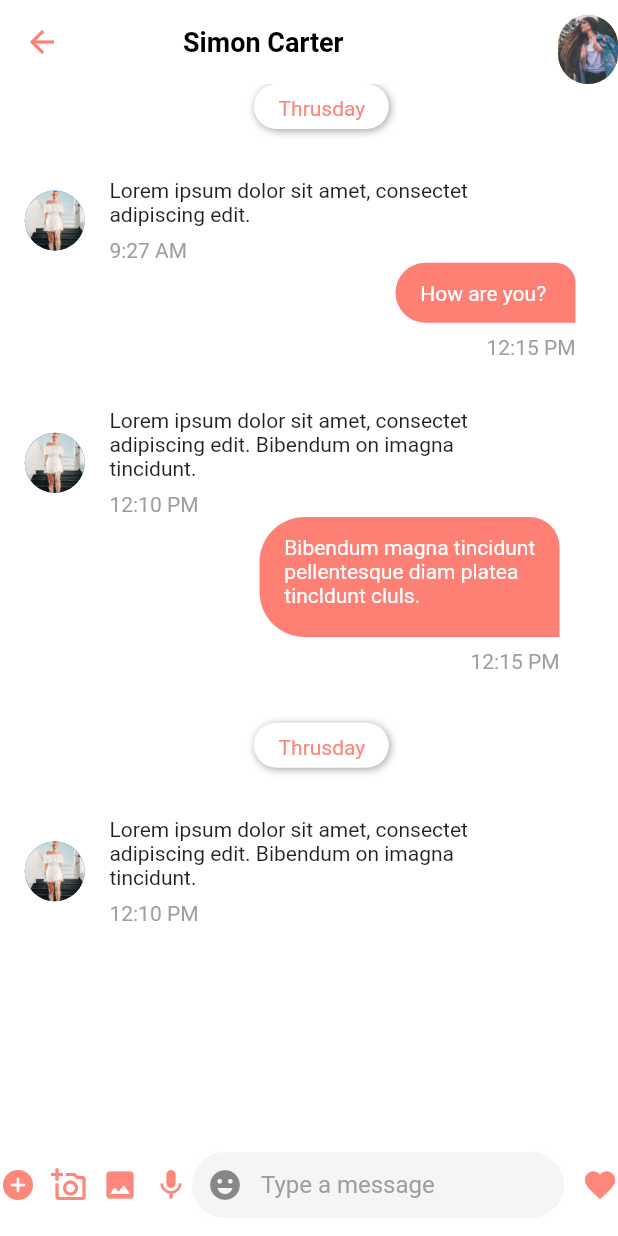
After one commit to shyamnepal/Dating-app-UI, a Flutter app: the SimonMessage1 screen opened directly, on a phone screen of 412 x 824 dp. The commit adds this screen. Run offline on Flutter 3.47's test engine with Material 2 defaults, Android fonts, the light colour scheme and no system bars; our stand-ins replace flutter_screenutil, font_awesome_flutter; missing offline and left inert: email_auth.

Commit message:
upto message page

```diff
--- /dev/null
+++ b/lib/components/navbar1.dart
@@ -0,0 +1,95 @@
+import 'package:datingapp/pages/chart.dart';
+import 'package:flutter/material.dart';
+
+class Navbar1 extends StatefulWidget {
+  const Navbar1({Key? key}) : super(key: key);
+
+  @override
+  _Navbar1State createState() => _Navbar1State();
+}
+
+class _Navbar1State extends State<Navbar1> {
+  @override
+  Widget build(BuildContext context) {
+    return Row(
+      children: [
+        InkWell(
+          onTap: () {
+            Navigator.push(context,
+                MaterialPageRoute(builder: (context) => const Chart()));
+          },
+          child: Icon(
+            Icons.add_circle_rounded,
+            color: Color(0xffFD877B),
+          ),
+        ),
+        Padding(
+          padding: EdgeInsets.only(left: 10),
+          child: Icon(
+            Icons.add_a_photo_outlined,
+            color: Color(0xffFD877B),
+          ),
+        ),
+        Padding(
+          padding: EdgeInsets.only(left: 10.0),
+          child: Icon(
+            Icons.image_rounded,
+            color: Color(0xffFD877B),
+          ),
+        ),
+        Padding(
+          padding: EdgeInsets.only(left: 10),
+          child: Icon(
+            Icons.mic,
+            color: Color(0xffFD877B),
+          ),
+        ),
+        Expanded(
+          child: Container(
+            child: Padding(
+              padding: const EdgeInsets.only(bottom: 10, top: 10),
+              child: TextFormField(
+                decoration: InputDecoration(
+                  contentPadding: new EdgeInsets.symmetric(vertical: 10.0),
+                  focusColor: Color(0xfff5f5f5),
+                  enabledBorder: OutlineInputBorder(
+                    borderRadius: BorderRadius.circular(30.0),
+                    borderSide:
+                        const BorderSide(color: Colors.white, width: 2.0),
+                  ),
+                  focusedBorder: OutlineInputBorder(
+                      borderSide:
+                          const BorderSide(color: Colors.white, width: 2.0),
+                      borderRadius: BorderRadius.circular(30)),
+                  labelStyle: TextStyle(
+                    color: Color(0xfff5f5f5),
+                  ),
+
+                  hintText: "Type a message",
+                  hintStyle: TextStyle(color: Colors.grey),
+                  filled: true,
+
+                  fillColor: Color(0xfff5f5f5),
+                  prefixIcon: Icon(
+                    Icons.emoji_emotions,
+                  ),
+                  // enabledBorder: UnderlineInputBorder(
+                  //   borderSide: BorderSide(
+                  //       color: Color(0xFF6200EE)),
+                  // ),
+                ),
+              ),
+            ),
+          ),
+        ),
+        Padding(
+          padding: EdgeInsets.only(left: 10),
+          child: Icon(
+            Icons.favorite,
+            color: Color(0xffFD877B),
+          ),
+        ),
+      ],
+    );
+  }
+}
--- /dev/null
+++ b/lib/pages/simanmessage1.dart
@@ -0,0 +1,282 @@
+// ignore_for_file: prefer_const_constructors, prefer_const_literals_to_create_immutables
+
+import 'package:datingapp/components/navbar1.dart';
+import 'package:flutter/material.dart';
+
+class SimonMessage1 extends StatefulWidget {
+  const SimonMessage1({Key? key}) : super(key: key);
+
+  @override
+  _SimonMessage1State createState() => _SimonMessage1State();
+}
+
+class _SimonMessage1State extends State<SimonMessage1> {
+  double height = 0;
+  double width = 0;
+
+  @override
+  void didChangeDependencies() {
+    // TODO: implement didChangeDependencies
+    super.didChangeDependencies();
+    setState(() {
+      height = MediaQuery.of(context).size.height;
+      width = MediaQuery.of(context).size.width;
+    });
+  }
+
+  @override
+  Widget build(BuildContext context) {
+    return Scaffold(
+      backgroundColor: Colors.white,
+      appBar: AppBar(
+        backgroundColor: Colors.white,
+        elevation: 0,
+        leading: InkWell(
+            onTap: () {
+              Navigator.pop(context);
+            },
+            child: Icon(
+              Icons.arrow_back,
+              color: Color(0xffFE8074),
+            )),
+        title: Padding(
+          padding: const EdgeInsets.only(left: 50),
+          child: Text(
+            "Simon Carter",
+            style: TextStyle(
+                color: Colors.black, fontWeight: FontWeight.bold, fontSize: 18),
+          ),
+        ),
+        actions: [
+          Container(
+            margin: EdgeInsets.only(top: 10),
+            width: 40,
+            height: 40,
+            decoration: BoxDecoration(
+                color: Colors.orange,
+                //border: Border.all(color: Color(0xffff8b7e), width: 3),
+                borderRadius: BorderRadius.circular(100),
+                image: const DecorationImage(
+                    image: AssetImage(
+                      'images/girl3.jpg',
+                    ),
+                    fit: BoxFit.cover)),
+          ),
+        ],
+      ),
+      bottomNavigationBar: Navbar1(),
+      body: Padding(
+        padding: EdgeInsets.only(left: width * .04),
+        child: Column(
+          children: [
+            Container(
+              width: 90,
+              height: 30,
+              decoration: BoxDecoration(
+                borderRadius: BorderRadius.circular(30.0),
+                color: Colors.white,
+                boxShadow: [
+                  BoxShadow(
+                    color: Colors.grey,
+                    offset: Offset(1.0, 1.0), //(x,y)
+                    blurRadius: 4.0,
+                  ),
+                ],
+              ),
+              child: Padding(
+                padding: EdgeInsets.only(left: width * .04, top: height * .01),
+                child: Text(
+                  "Thrusday",
+                  style: TextStyle(color: Color(0xffFD877B)),
+                ),
+              ),
+            ),
+            Padding(
+              padding: EdgeInsets.only(top: height * .04),
+              child: Row(
+                children: [
+                  CircleAvatar(
+                    backgroundImage: AssetImage("images/gril2.jpg"),
+                    radius: 20,
+                  ),
+                  Padding(
+                    padding: EdgeInsets.only(left: width * .04),
+                    child: Column(
+                      crossAxisAlignment: CrossAxisAlignment.start,
+                      children: [
+                        Text(
+                            "Lorem ipsum dolor sit amet, consectet \nadipiscing edit."),
+                        Padding(
+                          padding: EdgeInsets.only(top: height * .01),
+                          child: Text(
+                            "9:27 AM",
+                            style: TextStyle(color: Colors.grey),
+                          ),
+                        ),
+                      ],
+                    ),
+                  )
+                ],
+              ),
+            ),
+            Row(
+              children: [
+                Padding(
+                  padding: EdgeInsets.only(left: width * .6),
+                  child: Column(
+                    crossAxisAlignment: CrossAxisAlignment.end,
+                    children: [
+                      Container(
+                        height: 40,
+                        width: 120,
+                        decoration: BoxDecoration(
+                            color: Color(0xffFE8074),
+                            borderRadius: BorderRadius.only(
+                                topLeft: Radius.circular(30),
+                                topRight: Radius.circular(20),
+                                bottomLeft: Radius.circular(30))),
+                        child: Padding(
+                          padding: EdgeInsets.only(
+                              left: width * .04, top: height * .015),
+                          child: Text(
+                            "How are you?",
+                            style: TextStyle(color: Colors.white),
+                          ),
+                        ),
+                      ),
+                      Padding(
+                        padding: EdgeInsets.only(top: height * .01),
+                        child: Text(
+                          "12:15 PM",
+                          style: TextStyle(color: Colors.grey),
+                        ),
+                      )
+                    ],
+                  ),
+                )
+              ],
+            ),
+            Padding(
+              padding: EdgeInsets.only(top: height * .04),
+              child: Row(
+                children: [
+                  CircleAvatar(
+                    backgroundImage: AssetImage("images/gril2.jpg"),
+                    radius: 20,
+                  ),
+                  Padding(
+                    padding: EdgeInsets.only(left: width * .04),
+                    child: Column(
+                      crossAxisAlignment: CrossAxisAlignment.start,
+                      children: [
+                        Text(
+                            "Lorem ipsum dolor sit amet, consectet \nadipiscing edit. Bibendum on imagna \ntincidunt."),
+                        Padding(
+                          padding: EdgeInsets.only(top: height * .01),
+                          child: Text(
+                            "12:10 PM",
+                            style: TextStyle(color: Colors.grey),
+                          ),
+                        ),
+                      ],
+                    ),
+                  )
+                ],
+              ),
+            ),
+            Row(
+              children: [
+                Padding(
+                  padding: EdgeInsets.only(left: width * .38),
+                  child: Column(
+                    crossAxisAlignment: CrossAxisAlignment.end,
+                    children: [
+                      Container(
+                        height: 80,
+                        width: 200,
+                        decoration: BoxDecoration(
+                            color: Color(0xffFE8074),
+                            borderRadius: BorderRadius.only(
+                                topLeft: Radius.circular(30),
+                                topRight: Radius.circular(20),
+                                bottomLeft: Radius.circular(30))),
+                        child: Padding(
+                          padding: EdgeInsets.only(
+                              left: width * .04, top: height * .015),
+                          child: Text(
+                            "Bibendum magna tincidunt \npellentesque diam platea \ntincldunt cluls.",
+                            style: TextStyle(color: Colors.white),
+                          ),
+                        ),
+                      ),
+                      Padding(
+                        padding: EdgeInsets.only(top: height * .01),
+                        child: Text(
+                          "12:15 PM",
+                          style: TextStyle(color: Colors.grey),
+                        ),
+                      )
+                    ],
+                  ),
+                )
+              ],
+            ),
+            SizedBox(
+              height: height * .04,
+            ),
+            Container(
+              width: 90,
+              height: 30,
+              decoration: BoxDecoration(
+                borderRadius: BorderRadius.circular(30.0),
+                color: Colors.white,
+                boxShadow: [
+                  BoxShadow(
+                    color: Colors.grey,
+                    offset: Offset(1.0, 1.0), //(x,y)
+                    blurRadius: 4.0,
+                  ),
+                ],
+              ),
+              child: Padding(
+                padding: EdgeInsets.only(left: width * .04, top: height * .01),
+                child: Text(
+                  "Thrusday",
+                  style: TextStyle(color: Color(0xffFD877B)),
+                ),
+              ),
+            ),
+            Padding(
+              padding: EdgeInsets.only(top: height * .04),
+              child: Row(
+                children: [
+                  CircleAvatar(
+                    backgroundImage: AssetImage("images/gril2.jpg"),
+                    radius: 20,
+                  ),
+                  Padding(
+                    padding: EdgeInsets.only(left: width * .04),
+                    child: Column(
+                      crossAxisAlignment: CrossAxisAlignment.start,
+                      children: [
+                        Text(
+                            "Lorem ipsum dolor sit amet, consectet \nadipiscing edit. Bibendum on imagna \ntincidunt."),
+                        Padding(
+                          padding: EdgeInsets.only(top: height * .01),
+                          child: Text(
+                            "12:10 PM",
+                            style: TextStyle(color: Colors.grey),
+                          ),
+                        ),
+                      ],
+                    ),
+                  )
+                ],
+              ),
+            ),
+          ],
+        ),
+      ),
+    );
+  }
+}
```
Also changed, not shown: lib/pages/chart.dart (added, +166 -0 lines), lib/pages/simonmessage.dart (+66 -13 lines).
